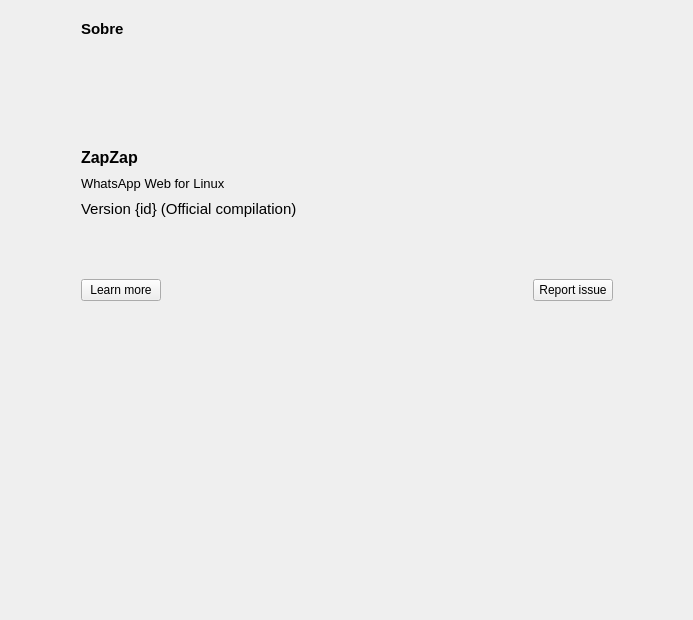
Before: the Qt Designer form zapzap/ui/ui_page_about.ui in rafatosta/zapzap, drawn with Qt 5.
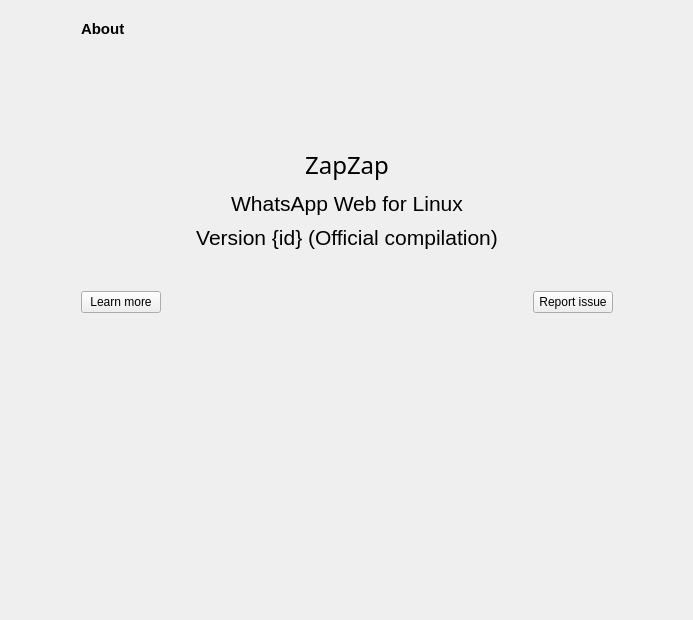
After: the same form once the commit is applied.

Commit message: String for translation

The edit to the form file:
```diff
--- a/zapzap/ui/ui_page_about.ui
+++ b/zapzap/ui/ui_page_about.ui
@@ -60,7 +60,7 @@
            </font>
           </property>
           <property name="text">
-           <string>Sobre</string>
+           <string>About</string>
           </property>
          </widget>
         </item>
@@ -68,42 +68,49 @@
          <layout class="QGridLayout" name="gridLayout">
           <item row="2" column="0">
            <widget class="QLabel" name="desc_app">
-            <property name="font">
-             <font>
-              <pointsize>10</pointsize>
-             </font>
+            <property name="styleSheet">
+             <string notr="true">font: 16pt;</string>
             </property>
             <property name="text">
              <string>WhatsApp Web for Linux</string>
             </property>
             <property name="alignment">
-             <set>Qt::AlignmentFlag::AlignLeading|Qt::AlignmentFlag::AlignLeft|Qt::AlignmentFlag::AlignVCenter</set>
+             <set>Qt::AlignmentFlag::AlignCenter</set>
             </property>
            </widget>
           </item>
           <item row="3" column="0">
            <widget class="QLabel" name="version_app">
-            <property name="font">
-             <font>
-              <pointsize>11</pointsize>
-             </font>
+            <property name="styleSheet">
+             <string notr="true">font: 16pt;</string>
             </property>
             <property name="text">
              <string>Version {id} (Official compilation)</string>
             </property>
+            <property name="alignment">
+             <set>Qt::AlignmentFlag::AlignCenter</set>
+            </property>
            </widget>
           </item>
           <item row="1" column="0">
            <widget class="QLabel" name="name_app">
             <property name="font">
              <font>
-              <pointsize>12</pointsize>
-              <bold>true</bold>
+              <family>13</family>
+              <pointsize>18</pointsize>
+              <italic>false</italic>
+              <bold>false</bold>
              </font>
             </property>
+            <property name="styleSheet">
+             <string notr="true">font: 18pt bold;</string>
+            </property>
             <property name="text">
              <string>ZapZap</string>
             </property>
+            <property name="alignment">
+             <set>Qt::AlignmentFlag::AlignCenter</set>
+            </property>
            </widget>
           </item>
           <item row="0" column="0">
```
Left out of the diff: 9 changed lines with no effect on the pictures. The commit also changes 2 other files.
